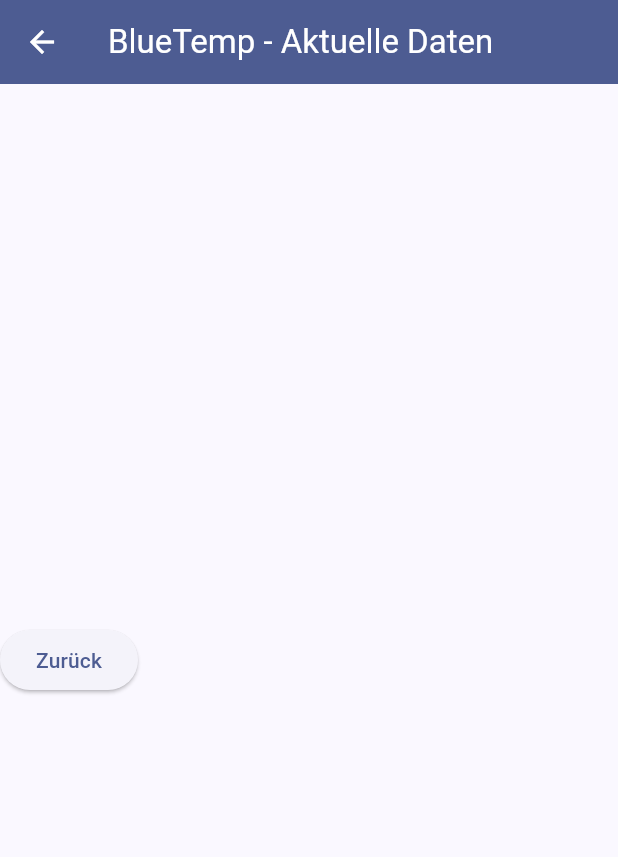
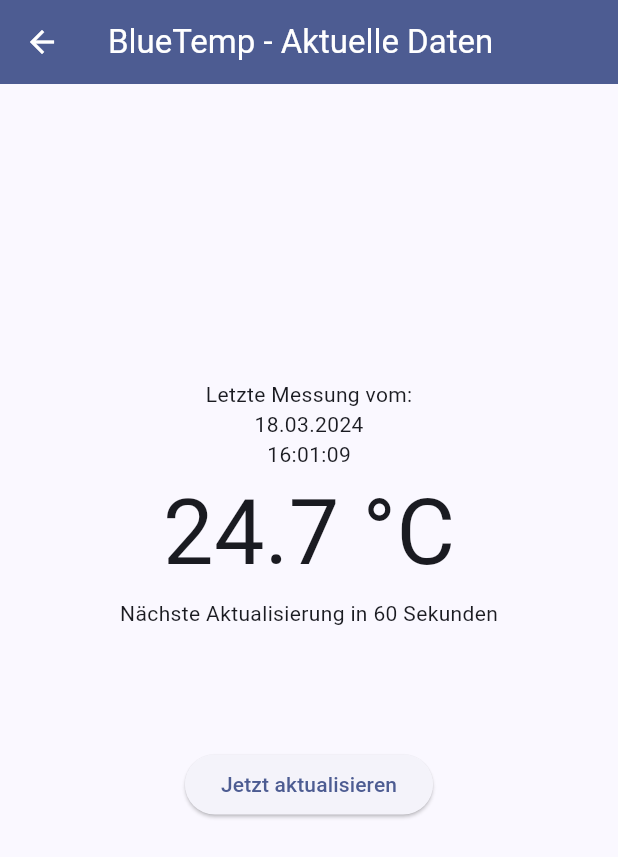
Before and after one commit to BogyMitutoyoCTL/BOGY-App-2024-03, a Flutter app: the MainMenu screen opened directly, after a tap on "Aktuelle Daten anzeigen", on a phone screen of 412 x 824 dp. Shown: the top 857 px of the screen. Run offline on Flutter 3.47's test engine with Material 3 defaults, Android fonts, the phone set to English and light mode, and no system bars; drawn by our look-alikes of timer_count_down.

Commit message:
Added current_data.dart + Countdwon
//To start your Application you need to do "flutter pub get" in the console

```diff
--- a/bluetemp/lib/BlueTempApp.dart
+++ b/bluetemp/lib/BlueTempApp.dart
@@ -15,7 +15,7 @@ class BlueTempApp extends StatelessWidget {
       theme: globalState.theme,
       darkTheme: globalState.darkTheme,
       themeMode: globalState.selectedTheme,
-      home: const About_Dialog(),
+      home: const MainMenu(),
     );
   }
 }
--- a/bluetemp/lib/current_data.dart
+++ b/bluetemp/lib/current_data.dart
@@ -1,4 +1,6 @@
 import 'package:flutter/material.dart';
+import 'package:timer_count_down/timer_controller.dart';
+import 'package:timer_count_down/timer_count_down.dart';
 
 class current_data extends StatefulWidget {
   const current_data({super.key});
@@ -8,19 +10,49 @@ class current_data extends StatefulWidget {
 }
 
 class _current_dataState extends State<current_data> {
+  final CountdownController _controller =
+      new CountdownController(autoStart: true);
   @override
   Widget build(BuildContext context) {
     return Scaffold(
       appBar: AppBar(title: Text("BlueTemp - Aktuelle Daten")),
       body: Column(
         mainAxisAlignment: MainAxisAlignment.center,
-        //TODO: Implement current_data
-        children: [ElevatedButton(onPressed: goBack, child: Text("Zurück"))],
+        children: [
+          Text("Letzte Messung vom:"),
+          Text("18.03.2024"),
+          Text("16:01:09"),
+          Text(
+            "24.7 °C",
+            style: TextStyle(fontSize: 60),
+          ),
+          Countdown(
+            controller: _controller,
+            seconds: 60,
+            build: (BuildContext context, double time) =>
+                Text("Nächste Aktualisierung in ${time.toInt()} Sekunden"),
+            interval: Duration(milliseconds: 1000),
+            onFinished: timer_end,
+          ),
+          Center(
+              child: Padding(
+            padding: const EdgeInsets.all(80.0),
+            child: ElevatedButton(
+                onPressed: refresh, child: Text("Jetzt aktualisieren")),
+          ))
+        ],
       ),
     );
   }
 
-  void goBack() {
-    Navigator.of(context).pop();
+  void refresh() {
+    setState(() {
+      _controller.restart();
+    });
+  }
+
+  void timer_end() {
+    //TODO: Reload Temp
+    _controller.restart(); //Restarts the Countdwon
   }
 }
--- a/bluetemp/lib/current_datas.dart.dart
+++ /dev/null
@@ -1 +0,0 @@
-// TODO Implement this library.
--- a/bluetemp/lib/discover.dart
+++ b/bluetemp/lib/discover.dart
@@ -4,6 +4,7 @@ import 'package:bluetemp/current_data.dart';
 import 'package:bluetemp/statistics.dart';
 import 'package:bluetemp/alarms.dart';
 import 'package:bluetemp/graph.dart';
+import 'package:bluetemp/About_Dialog.dart';
 
 class MainMenu extends StatefulWidget {
   const MainMenu({super.key});
@@ -78,6 +79,16 @@ class _MainMenuState extends State<MainMenu> {
                 children: [Text("Graph anzeiegen"), Icon(Icons.auto_graph)],
               ),
             ),
+          ),
+          Container(
+            margin: EdgeInsets.all(16),
+            child: ElevatedButton(
+              onPressed: about,
+              child: Row(
+                mainAxisAlignment: MainAxisAlignment.spaceBetween,
+                children: [Text("Über Uns"), Icon(Icons.info)],
+              ),
+            ),
           )
         ],
       ),
@@ -108,4 +119,9 @@ class _MainMenuState extends State<MainMenu> {
     Navigator.of(context)
         .push(MaterialPageRoute(builder: (context) => graphs()));
   }
+
+  void about() {
+    Navigator.of(context)
+        .push(MaterialPageRoute(builder: (context) => About_Dialog()));
+  }
 }
--- a/bluetemp/pubspec.yaml
+++ b/bluetemp/pubspec.yaml
@@ -35,6 +35,8 @@ dependencies:
   # The following adds the Cupertino Icons font to your application.
   # Use with the CupertinoIcons class for iOS style icons.
   cupertino_icons: ^1.0.2
+
+  timer_count_down: ^2.2.0
 
 dev_dependencies:
   flutter_test:
```
